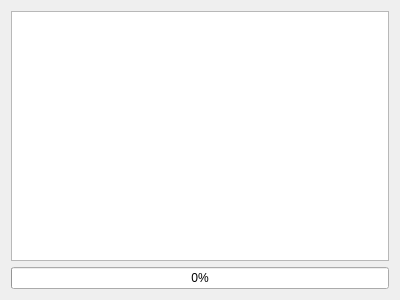
First picture: the form in mainwindow.ui, repository EGD/qNUTClient, before the edit.
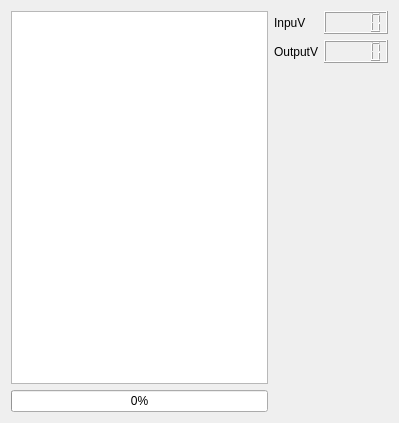
Second picture: the form after the edit.

What changed in the file:
```diff
--- a/mainwindow.ui
+++ b/mainwindow.ui
@@ -6,8 +6,8 @@
    <rect>
     <x>0</x>
     <y>0</y>
-    <width>400</width>
-    <height>300</height>
+    <width>399</width>
+    <height>423</height>
    </rect>
   </property>
   <property name="windowTitle">
@@ -15,16 +15,73 @@
   </property>
   <widget class="QWidget" name="centralWidget">
    <layout class="QGridLayout" name="gridLayout">
-    <item row="0" column="0">
-     <widget class="QTextEdit" name="textLines"/>
+    <item row="0" column="0" rowspan="3">
+     <widget class="QListView" name="textLines"/>
     </item>
-    <item row="1" column="0">
+    <item row="0" column="1" colspan="2">
+     <layout class="QHBoxLayout" name="horizontalLayout">
+      <item>
+       <widget class="QLabel" name="label">
+        <property name="text">
+         <string>InpuV</string>
+        </property>
+       </widget>
+      </item>
+      <item>
+       <widget class="QLCDNumber" name="lcdNumInpuV">
+        <property name="font">
+         <font>
+          <pointsize>9</pointsize>
+         </font>
+        </property>
+       </widget>
+      </item>
+     </layout>
+    </item>
+    <item row="1" column="1" colspan="2">
+     <layout class="QHBoxLayout" name="horizontalLayout_2">
+      <item>
+       <widget class="QLabel" name="label_2">
+        <property name="text">
+         <string>OutputV</string>
+        </property>
+       </widget>
+      </item>
+      <item>
+       <widget class="QLCDNumber" name="lcdNumOutputV">
+        <property name="smallDecimalPoint">
+         <bool>false</bool>
+        </property>
+        <property name="digitCount">
+         <number>5</number>
+        </property>
+        <property name="value" stdset="0">
+         <double>0.000000000000000</double>
+        </property>
+       </widget>
+      </item>
+     </layout>
+    </item>
+    <item row="3" column="0">
      <widget class="QProgressBar" name="upsLoad">
       <property name="value">
        <number>0</number>
       </property>
      </widget>
     </item>
+    <item row="2" column="2">
+     <spacer name="verticalSpacer">
+      <property name="orientation">
+       <enum>Qt::Vertical</enum>
+      </property>
+      <property name="sizeHint" stdset="0">
+       <size>
+        <width>20</width>
+        <height>328</height>
+       </size>
+      </property>
+     </spacer>
+    </item>
    </layout>
   </widget>
  </widget>
```
